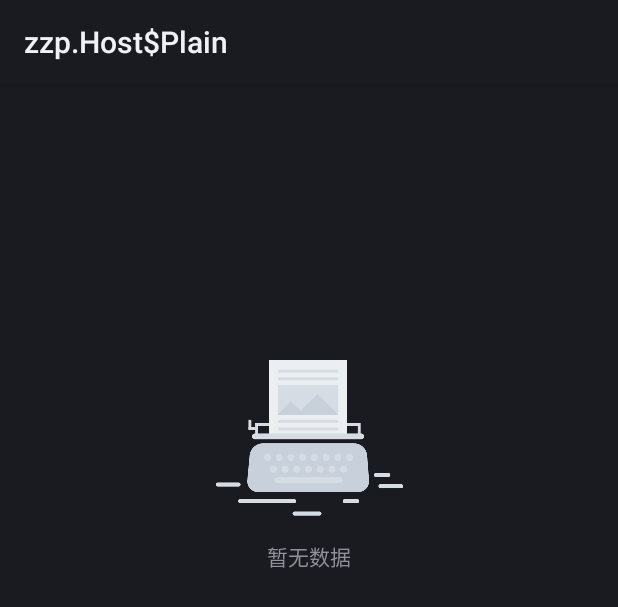
After one commit to running-libo/Eyepetizer, an Android app: the layout view_empty.xml on its own in the app's theme, with its tools: preview values and no code run, on a phone screen of 412 x 824 dp. The commit adds this screen. Shown: the top 607 px of the screen. Run offline under Robolectric (Android 15) with nearby library versions, the phone set to English and light mode, and no system bars.

Commit message:
空布局显示隐藏加入

```diff
--- /dev/null
+++ b/library-base/src/main/res/layout/view_empty.xml
@@ -0,0 +1,26 @@
+<?xml version="1.0" encoding="utf-8"?>
+<androidx.constraintlayout.widget.ConstraintLayout
+    xmlns:android="http://schemas.android.com/apk/res/android"
+    android:layout_width="match_parent"
+    android:layout_height="match_parent"
+    xmlns:app="http://schemas.android.com/apk/res-auto">
+
+    <ImageView
+        android:id="@+id/ivEmpty"
+        android:layout_width="wrap_content"
+        android:layout_height="wrap_content"
+        android:background="@mipmap/ic_empty"
+        app:layout_constraintLeft_toLeftOf="parent"
+        app:layout_constraintRight_toRightOf="parent"
+        app:layout_constraintTop_toTopOf="parent"
+        android:layout_marginTop="@dimen/dp_100" />
+
+    <TextView
+        android:layout_width="wrap_content"
+        android:layout_height="wrap_content"
+        android:text="暂无数据"
+        app:layout_constraintTop_toBottomOf="@id/ivEmpty"
+        app:layout_constraintLeft_toLeftOf="@id/ivEmpty"
+        app:layout_constraintRight_toRightOf="@id/ivEmpty"
+        android:layout_marginTop="@dimen/dp_10"/>
+</androidx.constraintlayout.widget.ConstraintLayout>
--- a/library-res/src/main/res/values/dimens.xml
+++ b/library-res/src/main/res/values/dimens.xml
@@ -34,5 +34,6 @@
     <dimen name="dp_48">48dp</dimen>
     <dimen name="dp_50">50dp</dimen>
     <dimen name="dp_60">60dp</dimen>
+    <dimen name="dp_100">150dp</dimen>
 
 </resources>
--- a/module-home/src/main/java/com/example/module_home/module/home/DailyViewModel.kt
+++ b/module-home/src/main/java/com/example/module_home/module/home/DailyViewModel.kt
@@ -28,12 +28,11 @@ class DailyViewModel(application: Application) : BasePageViewModel<DailyResponse
                 .subscribeOn(Schedulers.io())
                 .subscribe(object: ApiCallBack<DailyResponse>() {
                     override fun onSuccess(response: DailyResponse) {
-
                         handleItemData(page, response.itemList)
                     }
 
                     override fun onFail(msg: String) {
-                        baseLiveData.loadFail.value = 1
+                        handleFail()
                     }
 
                 })
--- a/module-home/src/main/res/layout/fragment_daily.xml
+++ b/module-home/src/main/res/layout/fragment_daily.xml
@@ -33,5 +33,9 @@
                 items="@{viewModel.items}"/>
         </com.scwang.smartrefresh.layout.SmartRefreshLayout>
 
+        <include layout="@layout/view_empty"
+            android:visibility="gone"
+            android:id="@+id/viewEmpty"/>
+
     </androidx.constraintlayout.widget.ConstraintLayout>
 </layout>
```
Also changed, not shown: library-base/src/main/java/com/example/base/network/base/livedata/BaseLiveData.kt (+7 -0 lines), library-base/src/main/java/com/example/base/network/base/viewmodel/BasePageViewModel.kt (+17 -1 lines), module-home/src/main/java/com/example/module_home/module/home/DailyFragment.kt (+10 -0 lines), library-res/src/main/res/mipmap-xxhdpi/ic_empty.png (added).
